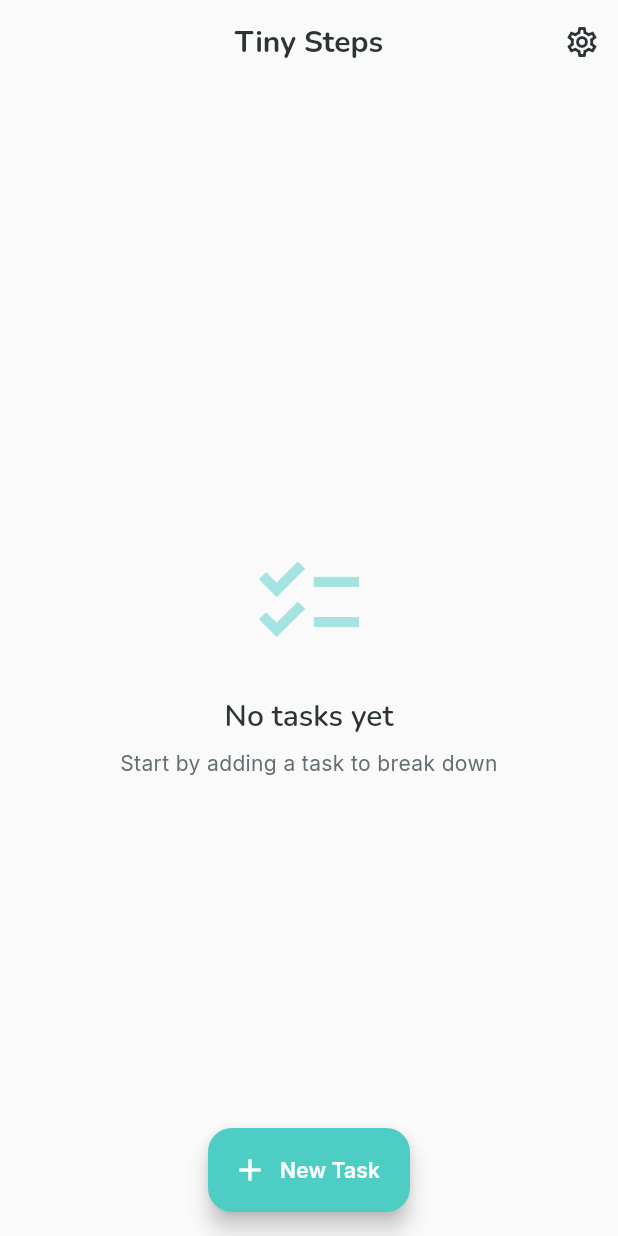
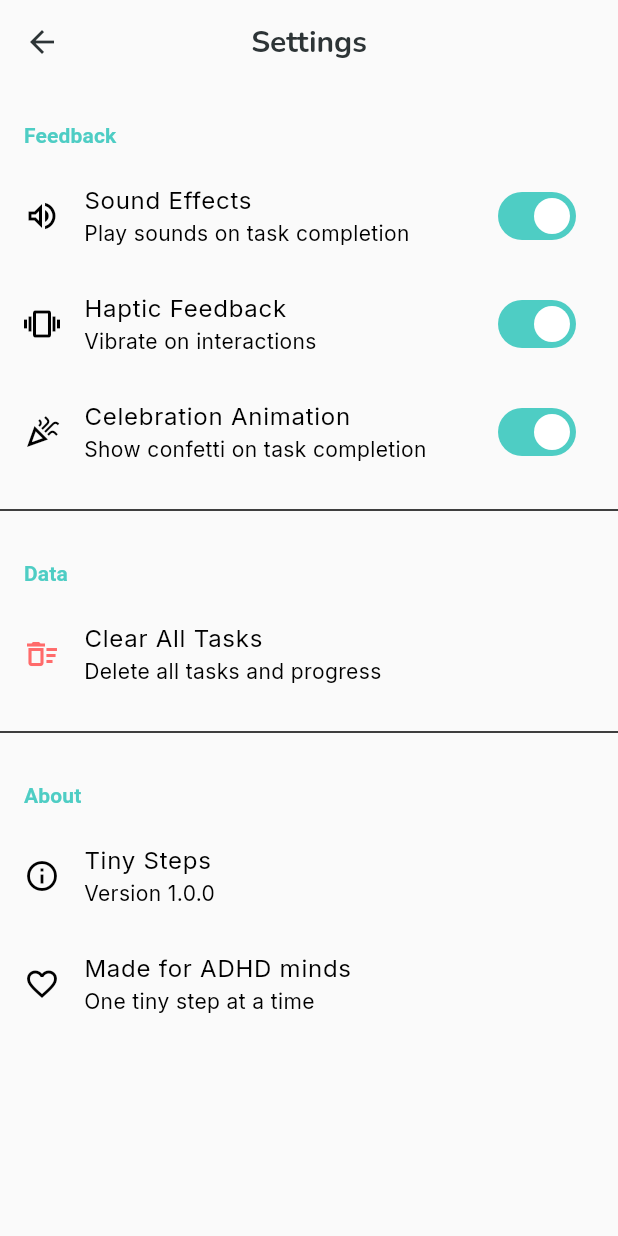
Before and after one commit to mia-assistant/adhd-decomposer, a Flutter app: the screen it shows after launch, after a tap on the "settings" icon, on a phone screen of 412 x 824 dp. Run offline on Flutter 3.47's test engine with Material 3 defaults, Android fonts, the phone set to English and light mode, and no system bars; our stand-ins replace confetti, google_fonts, hive_flutter; accounts and stored records are empty.

Commit message:
feat: add settings screen
- Settings for sound, haptic, and confetti feedback
- Clear all tasks functionality with confirmation dialog
- About section with app info

```diff
--- a/lib/presentation/providers/task_provider.dart
+++ b/lib/presentation/providers/task_provider.dart
@@ -109,6 +109,13 @@
     notifyListeners();
   }
 
+  void clearAllTasks() {
+    _tasks.clear();
+    _activeTask = null;
+    _saveTasks();
+    notifyListeners();
+  }
+
   void clearError() {
     _error = null;
     notifyListeners();
--- a/lib/presentation/screens/home_screen.dart
+++ b/lib/presentation/screens/home_screen.dart
@@ -5,6 +5,7 @@
 import '../../data/models/task.dart';
 import 'decompose_screen.dart';
 import 'execute_screen.dart';
+import 'settings_screen.dart';
 
 class HomeScreen extends StatelessWidget {
   const HomeScreen({super.key});
@@ -18,7 +19,9 @@
           IconButton(
             icon: const Icon(Icons.settings_outlined),
             onPressed: () {
-              // TODO: Navigate to settings
+              Navigator.of(context).push(
+                MaterialPageRoute(builder: (_) => const SettingsScreen()),
+              );
             },
           ),
         ],
--- /dev/null
+++ b/lib/presentation/screens/settings_screen.dart
@@ -0,0 +1,142 @@
+import 'package:flutter/material.dart';
+import 'package:provider/provider.dart';
+import '../providers/task_provider.dart';
+
+class SettingsScreen extends StatefulWidget {
+  const SettingsScreen({super.key});
+
+  @override
+  State<SettingsScreen> createState() => _SettingsScreenState();
+}
+
+class _SettingsScreenState extends State<SettingsScreen> {
+  bool _soundEnabled = true;
+  bool _hapticEnabled = true;
+  bool _confettiEnabled = true;
+
+  @override
+  Widget build(BuildContext context) {
+    return Scaffold(
+      appBar: AppBar(
+        title: const Text('Settings'),
+      ),
+      body: ListView(
+        padding: const EdgeInsets.symmetric(vertical: 8),
+        children: [
+          _buildSectionHeader(context, 'Feedback'),
+          _buildSwitchTile(
+            context,
+            icon: Icons.volume_up_outlined,
+            title: 'Sound Effects',
+            subtitle: 'Play sounds on task completion',
+            value: _soundEnabled,
+            onChanged: (value) => setState(() => _soundEnabled = value),
+          ),
+          _buildSwitchTile(
+            context,
+            icon: Icons.vibration_outlined,
+            title: 'Haptic Feedback',
+            subtitle: 'Vibrate on interactions',
+            value: _hapticEnabled,
+            onChanged: (value) => setState(() => _hapticEnabled = value),
+          ),
+          _buildSwitchTile(
+            context,
+            icon: Icons.celebration_outlined,
+            title: 'Celebration Animation',
+            subtitle: 'Show confetti on task completion',
+            value: _confettiEnabled,
+            onChanged: (value) => setState(() => _confettiEnabled = value),
+          ),
+          const Divider(height: 32),
+          _buildSectionHeader(context, 'Data'),
+          ListTile(
+            leading: Icon(
+              Icons.delete_sweep_outlined,
+              color: Theme.of(context).colorScheme.error,
+            ),
+            title: const Text('Clear All Tasks'),
+            subtitle: const Text('Delete all tasks and progress'),
+            onTap: () => _showClearConfirmation(context),
+          ),
+          const Divider(height: 32),
+          _buildSectionHeader(context, 'About'),
+          ListTile(
+            leading: const Icon(Icons.info_outlined),
+            title: const Text('Tiny Steps'),
+            subtitle: const Text('Version 1.0.0'),
+          ),
+          ListTile(
+            leading: const Icon(Icons.favorite_outline),
+            title: const Text('Made for ADHD minds'),
+            subtitle: const Text('One tiny step at a time'),
+          ),
+        ],
+      ),
+    );
+  }
+
+  Widget _buildSectionHeader(BuildContext context, String title) {
+    return Padding(
+      padding: const EdgeInsets.fromLTRB(16, 16, 16, 8),
+      child: Text(
+        title,
+        style: Theme.of(context).textTheme.titleSmall?.copyWith(
+          color: Theme.of(context).colorScheme.primary,
+          fontWeight: FontWeight.bold,
+        ),
+      ),
+    );
+  }
+
+  Widget _buildSwitchTile(
+    BuildContext context, {
+    required IconData icon,
+    required String title,
+    required String subtitle,
+    required bool value,
+    required ValueChanged<bool> onChanged,
+  }) {
+    return SwitchListTile(
+      secondary: Icon(icon),
+      title: Text(title),
+      subtitle: Text(subtitle),
+      value: value,
+      onChanged: onChanged,
+    );
+  }
+
+  void _showClearConfirmation(BuildContext context) {
+    showDialog(
+      context: context,
+      builder: (context) => AlertDialog(
+        title: const Text('Clear All Tasks?'),
+        content: const Text(
+          'This will permanently delete all your tasks and progress. This action cannot be undone.',
+        ),
+        actions: [
+          TextButton(
+            onPressed: () => Navigator.of(context).pop(),
+            child: const Text('Cancel'),
+          ),
+          FilledButton(
+            onPressed: () {
+              context.read<TaskProvider>().clearAllTasks();
+              Navigator.of(context).pop();
+              ScaffoldMessenger.of(context).showSnackBar(
+                const SnackBar(
+                  content: Text('All tasks cleared'),
+                  behavior: SnackBarBehavior.floating,
+                ),
+              );
+            },
+            style: FilledButton.styleFrom(
+              backgroundColor: Theme.of(context).colorScheme.error,
+            ),
+            child: const Text('Delete All'),
+          ),
+        ],
+      ),
+    );
+  }
+}
```
